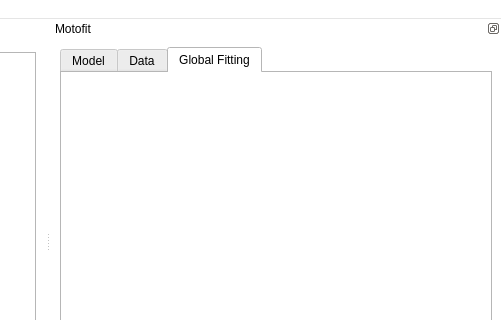
Old version of the form trunk/qt/Motofit.ui in the repository refnx/refnx; both pictures show x 562 to 1063 and y 0 to 320 of the 1063 by 462 pixel window.
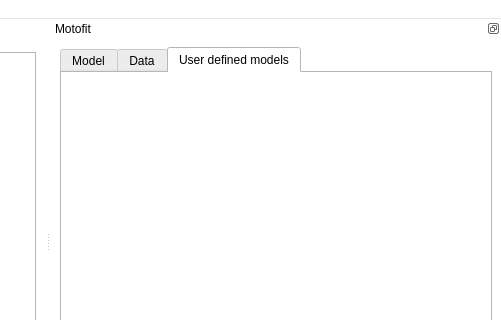
New version of the form. The open tabs and pages were chosen to show the change.

```diff
--- a/trunk/qt/Motofit.ui
+++ b/trunk/qt/Motofit.ui
@@ -769,7 +769,7 @@
        </widget>
        <widget class="QWidget" name="tab_3">
         <attribute name="title">
-         <string>Global Fitting</string>
+         <string>User defined models</string>
         </attribute>
        </widget>
       </widget>
```
Left out of the diff: 2 changed lines with no effect on the pictures.
